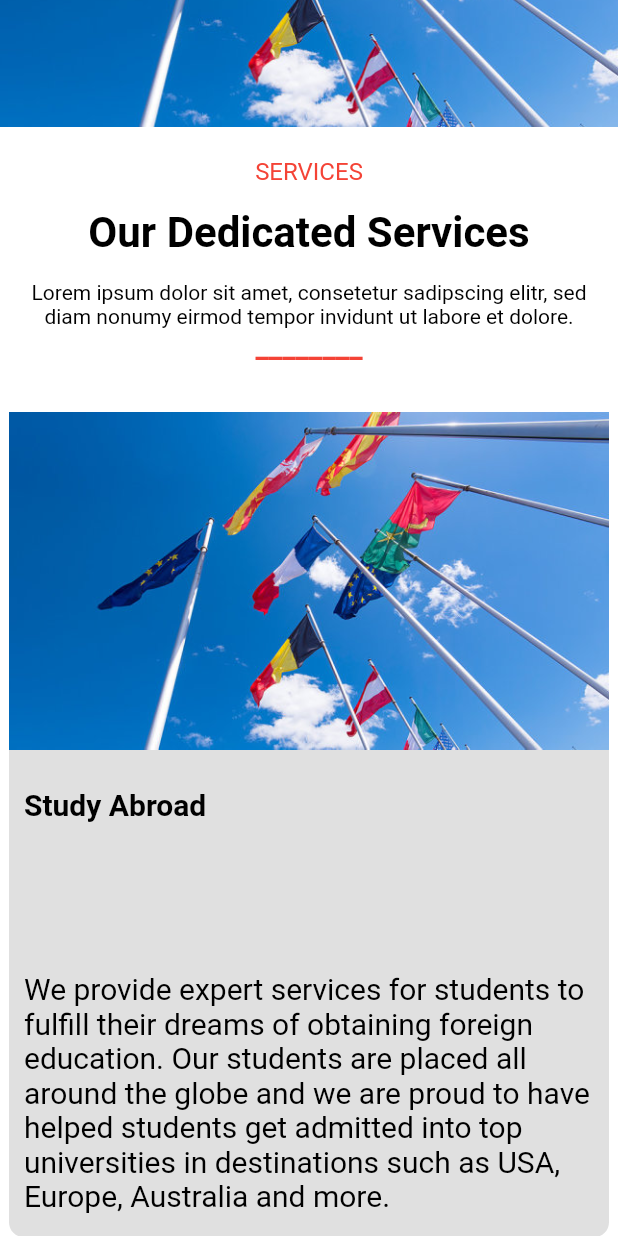
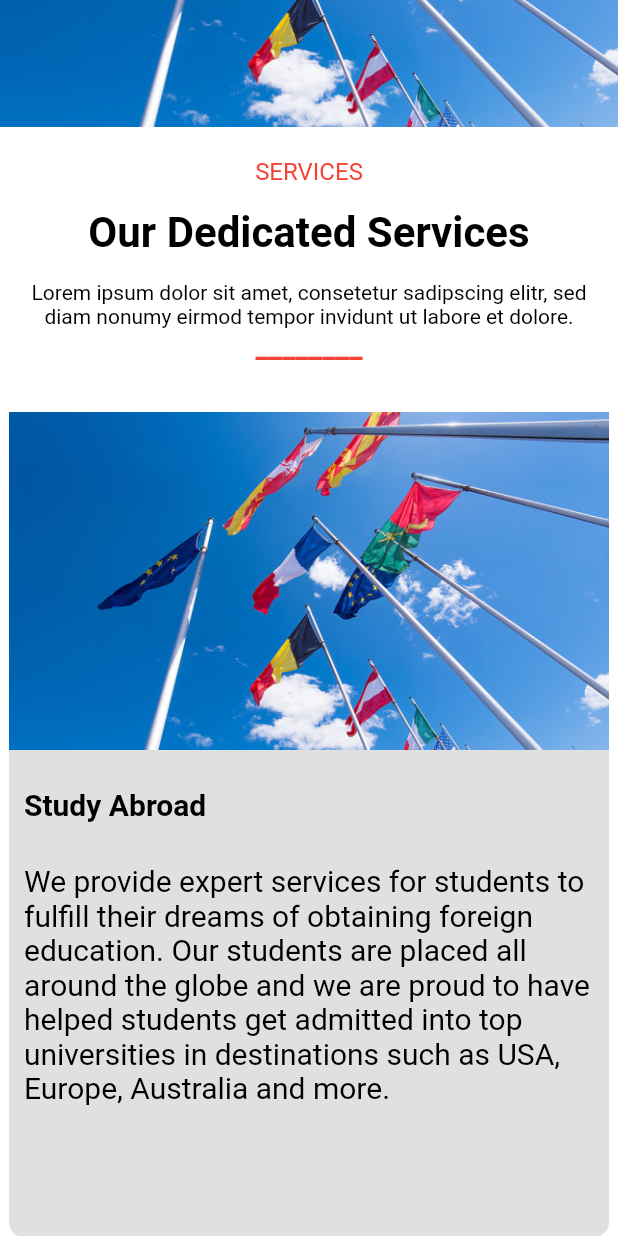
Before and after one commit to oalinoor11/EUIES-Website, a Flutter app: the screen it shows after launch, scrolled down 247 dp, on a phone screen of 412 x 824 dp. Run offline on Flutter 3.47's test engine with Material 2 defaults, Android fonts, the phone set to English and light mode, and no system bars; our stand-ins replace get.

Commit message:
container text corrected

```diff
--- a/lib/Presentation/Pages/homescreen.dart
+++ b/lib/Presentation/Pages/homescreen.dart
@@ -54,7 +54,7 @@ class _HomeScreenState extends State<HomeScreen> {
                                 padding: const EdgeInsets.all(10.0),
                                 child: Text('Study Abroad', style: TextStyle(color: Colors.black, fontSize: 20, fontWeight: FontWeight.bold),),
                               ),
-                              SizedBox(height: 80,),
+                              SizedBox(height: 8,),
                               Padding(
                                 padding: const EdgeInsets.all(10.0),
                                 child: Text('We provide expert services for students to fulfill their dreams of obtaining foreign education. Our students are placed all around the globe and we are proud to have helped students get admitted into top universities in destinations such as USA, Europe, Australia and more.',
```
